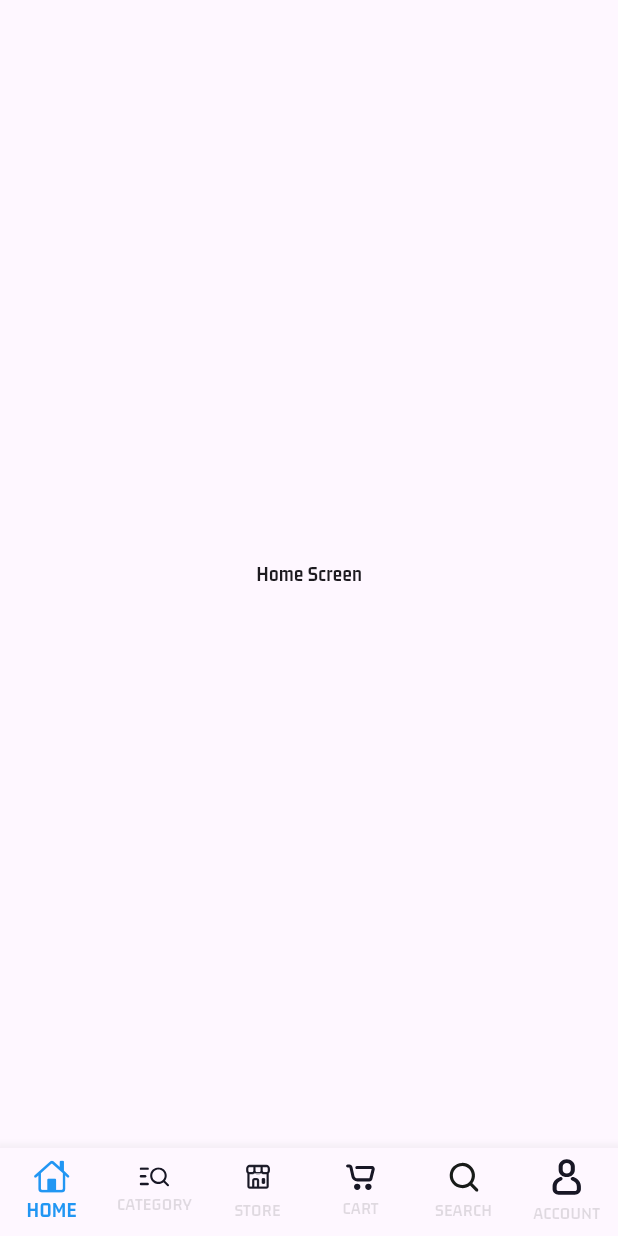
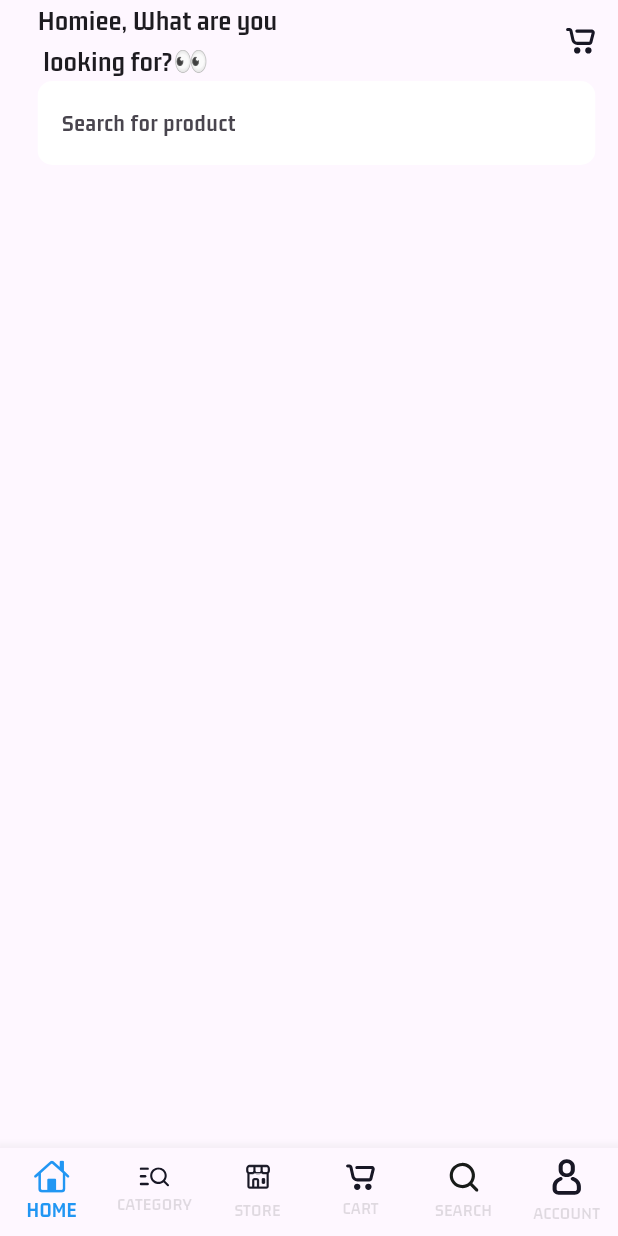
Before and after one commit to TaiNgonheng/MultiStore-Firebase, a Flutter app: the screen it shows after launch, on a phone screen of 412 x 824 dp. Run offline on Flutter 3.47's test engine with Material 3 defaults, Android fonts, the phone set to English and light mode, and no system bars; our stand-ins replace flutter_svg.

Commit message:
wrap row with with the column

```diff
--- a/lib/views/buyers/Nav_screens/home_screen.dart
+++ b/lib/views/buyers/Nav_screens/home_screen.dart
@@ -1,12 +1,47 @@
 import 'package:flutter/material.dart';
+import 'package:flutter_svg/flutter_svg.dart';
 
 class HomeScreen extends StatelessWidget {
   const HomeScreen({super.key});
 
   @override
   Widget build(BuildContext context) {
-    return Center(
-      child: Text('Home Screen'),
+    return Padding(
+      padding: EdgeInsets.only(
+          top: MediaQuery.of(context).padding.top, left: 25, right: 15),
+      child: Column(
+        children: [
+          Row(
+            mainAxisAlignment: MainAxisAlignment.spaceBetween,
+            children: [
+              Text('Homiee, What are you\n looking for?👀',
+                style: TextStyle(
+                    fontSize: 19,
+                    fontWeight: FontWeight.bold
+                ),
+              ),
+
+              Container(
+                child: SvgPicture.asset('assets/icons/cart.svg', width: 20,),
+              )
+            ],
+          ),
+
+          ClipRRect(
+            borderRadius: BorderRadius.circular(10),
+            child: TextField(
+              decoration: InputDecoration(
+                fillColor: Colors.white,
+                filled: true,
+                hintText: 'Search for product',
+                border: OutlineInputBorder(
+                  borderSide:BorderSide.none
+                ),
+              ),
+            ),
+          ),
+        ],
+      ),
     );
   }
 }
```
